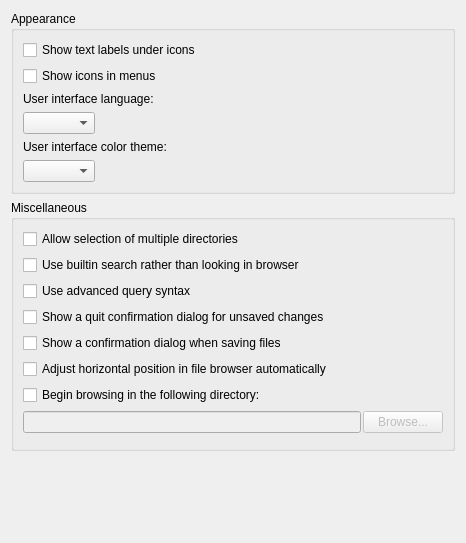
This is ui/options_interface.ui in metabrainz/picard as Qt 5 draws it before an edit. The edited form follows.
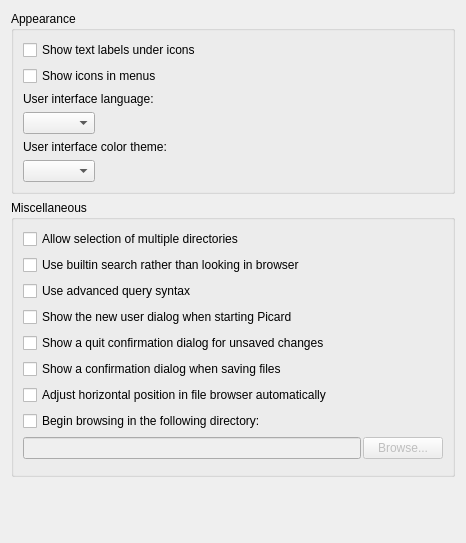
This is the edited form.

Commit message: Add option setting to re-enable the new user dialog

What changed in the file:
```diff
--- a/ui/options_interface.ui
+++ b/ui/options_interface.ui
@@ -115,6 +115,13 @@
         </property>
        </widget>
       </item>
+      <item>
+       <widget class="QCheckBox" name="new_user_dialog">
+        <property name="text">
+         <string>Show the new user dialog when starting Picard</string>
+        </property>
+       </widget>
+      </item>
       <item>
        <widget class="QCheckBox" name="quit_confirmation">
         <property name="text">
```
Left out of the diff: 2 changed lines with no effect on the pictures. The commit also changes 3 other files.
